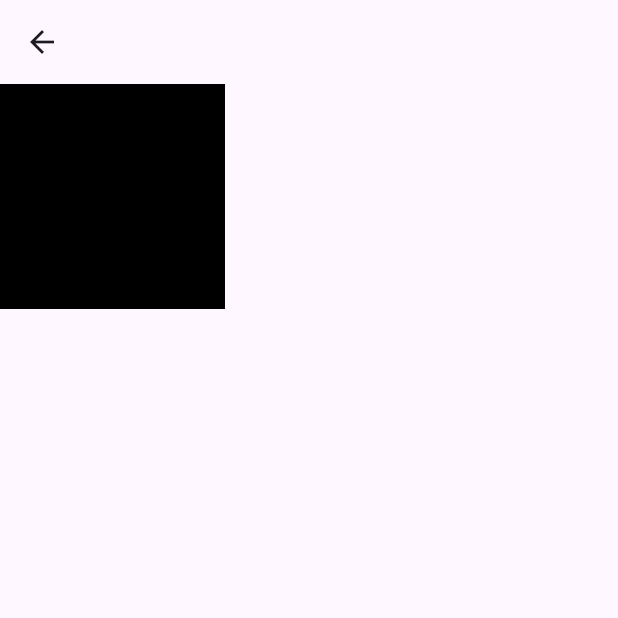
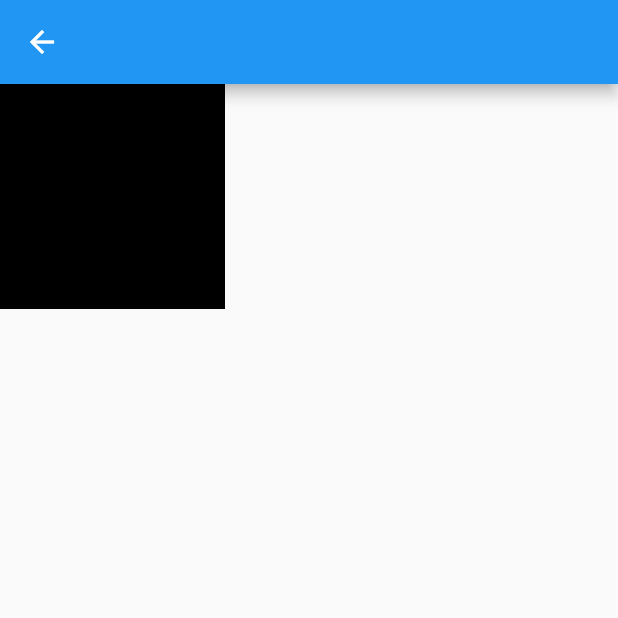
Before and after one commit to kleysonklaus/flutter_practice_code, a Flutter app: the screen it shows after launch, after a tap on "Theme del Sistema", on a phone screen of 412 x 824 dp, the top half of it. Run offline on Flutter 3.47's test engine with Material 2 defaults, Android fonts, the phone set to English and light mode, and no system bars; our stand-ins replace timelines.

Commit message:
example of get theme of system

```diff
--- a/lib/main.dart
+++ b/lib/main.dart
@@ -20,11 +20,13 @@ class MyApp extends StatelessWidget {
       //   useMaterial3: true,
       //   primarySwatch: Colors.blue,
       // ),
-      theme: ThemeData(
-        useMaterial3: true,
-        brightness: Brightness.light, // O Brightness.dark para un tema oscuro
-        // Otros ajustes de tema
-      ),
+      themeMode: ThemeMode.system,
+      // theme: ThemeData(
+      //   theme
+      //   useMaterial3: true,
+      //   brightness: Brightness., // O Brightness.dark para un tema oscuro
+      //   // Otros ajustes de tema
+      // ),
       home: const Home(),
     );
   }
--- a/lib/screens/theme_del_sistema/theme_del_sistema.dart
+++ b/lib/screens/theme_del_sistema/theme_del_sistema.dart
@@ -5,7 +5,7 @@ class ThemeDelSistema extends StatelessWidget {
   @override
   Widget build(BuildContext context) {
     final _isDarkTheme = Theme.of(context).brightness == Brightness.dark;
-    print(_isDarkTheme);
+    print("dark es: $_isDarkTheme");
     return Scaffold(
       appBar: AppBar(),
       body: Container(
```
